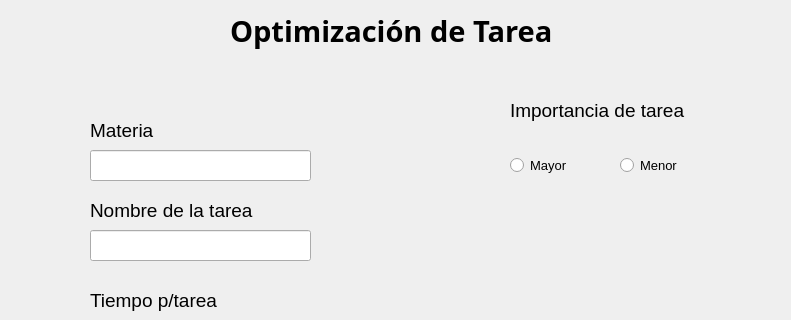
This is ui.ui in ozel-byte/todo-app-proyecto-c3 as Qt 5 draws it before an edit; both pictures show x 0 to 791 and y 0 to 320 of the 791 by 702 pixel window. The edited form follows.
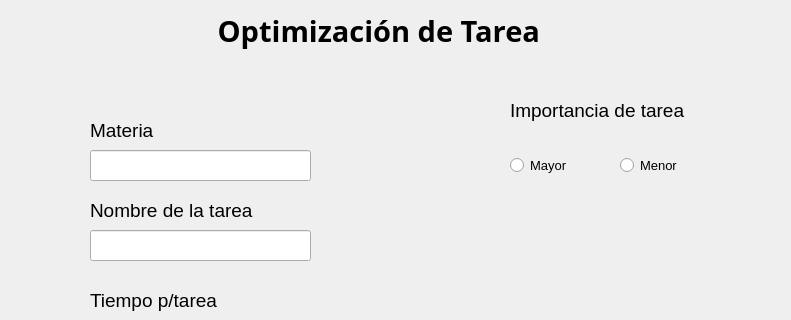
This is the edited form.

Commit message: Se intento de nuevo arreglarlo :c

Diff of the .ui file:
```diff
--- a/ui.ui
+++ b/ui.ui
@@ -25,14 +25,14 @@
    <widget class="QLabel" name="label">
     <property name="geometry">
      <rect>
-      <x>230</x>
+      <x>180</x>
       <y>0</y>
-      <width>411</width>
+      <width>571</width>
       <height>61</height>
      </rect>
     </property>
     <property name="text">
-     <string>Optimización de Tarea</string>
+     <string>     Optimización de Tarea</string>
     </property>
    </widget>
    <widget class="QLabel" name="label_2">
```
